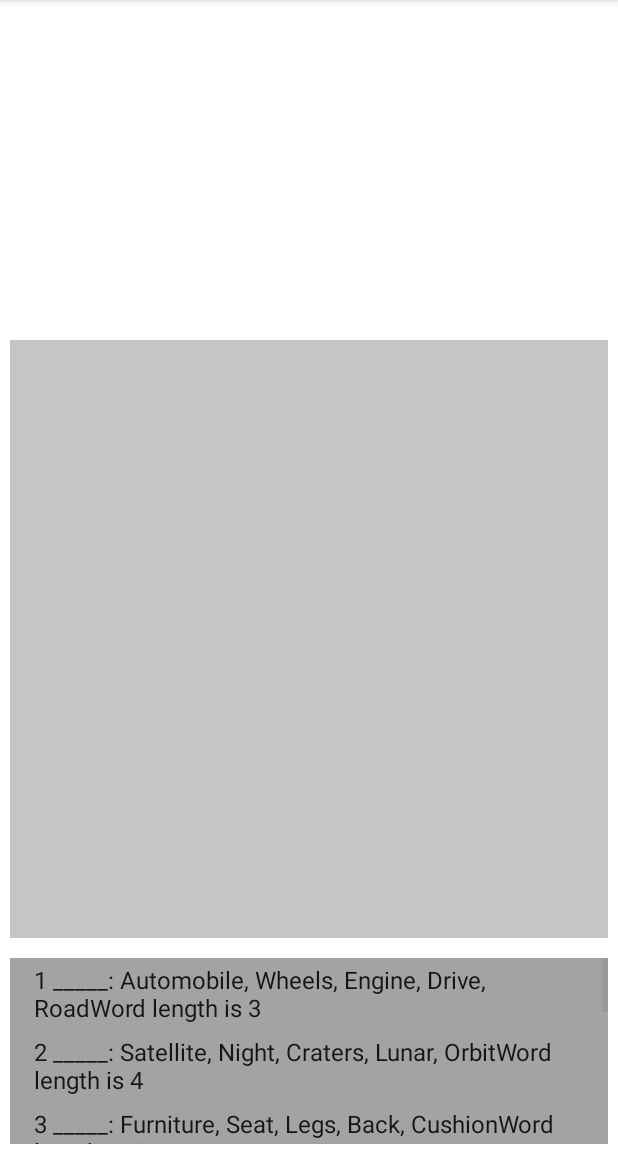
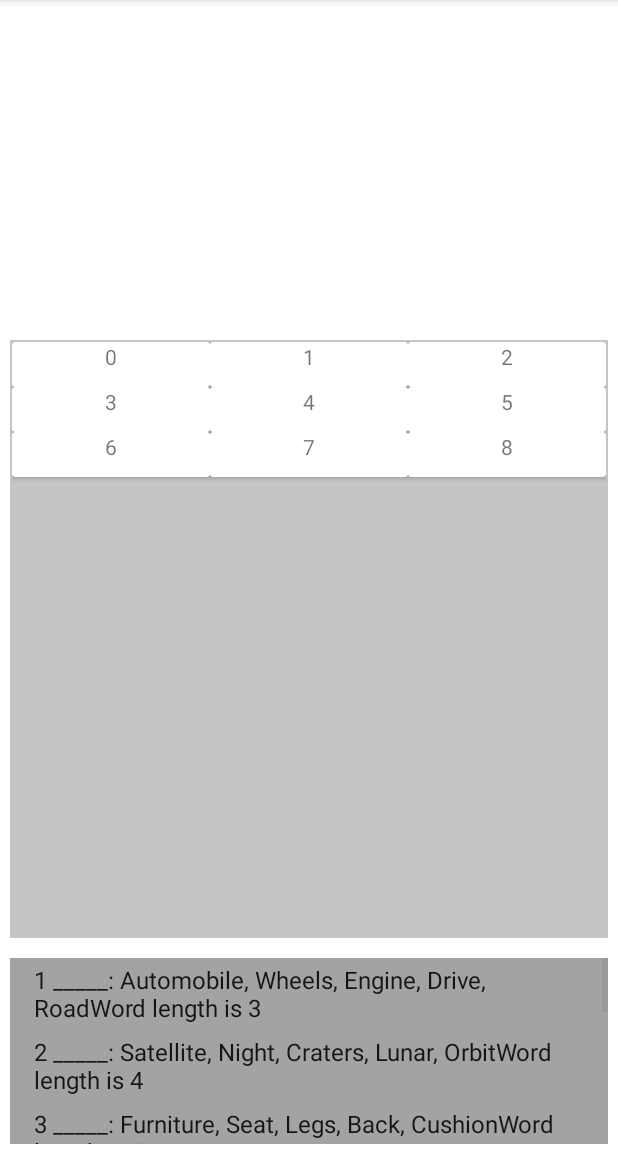
Before and after one commit to AndrewBunn00/NetworkedAndroidApp, an Android app: the GameActivity screen opened directly, with no data from a screen before it, on a phone screen of 412 x 824 dp, the part 84-1236 px from its top. Run offline under Robolectric (Android 15) with nearby library versions, the phone set to English and light mode, and no system bars.

Commit message:
Attempted to make squares in a gameboard grid

```diff
--- a/app/src/main/java/com/example/networkedcrossword/GameActivity.java
+++ b/app/src/main/java/com/example/networkedcrossword/GameActivity.java
@@ -18,17 +18,21 @@ import android.widget.GridView;
 import com.google.android.material.textfield.TextInputLayout;
 
 import java.io.IOException;
+import java.util.ArrayList;
 import java.util.HashMap;
 import java.util.Set;
 
 public class GameActivity extends AppCompatActivity {
     GridView gridView;
+    GridView testBoard;
+    GridSquareAdapter gridAdapter;
+
     @Override
     protected void onCreate(Bundle savedInstanceState) {
         super.onCreate(savedInstanceState);
         setContentView(R.layout.activity_game);
         View promptView = findViewById(R.id.promptView);
-        View gameBoardView = findViewById(R.id.gameBoard);
+        GridView gameBoardView = findViewById(R.id.gameBoard);
 
         // Get the naviation bar size
         int offset = 20;
@@ -65,6 +69,25 @@ public class GameActivity extends AppCompatActivity {
         // Center the gameBoardView between the top of the screen and the top of the promptView
         gameBoardView.setY(windowHeight - heightNavigationBar - size - heightSizeUpdated);
         gameBoardView.setX(offset/2);
+
+
+
+//        testBoard = findViewById(R.id.gameBoard);
+        // Already had as gameBoardView
+        ArrayList<GridSquareModel> allSquares = new ArrayList<GridSquareModel>();
+
+        allSquares.add(new GridSquareModel(0));
+        allSquares.add(new GridSquareModel(1));
+        allSquares.add(new GridSquareModel(2));
+        allSquares.add(new GridSquareModel(3));
+        allSquares.add(new GridSquareModel(4));
+        allSquares.add(new GridSquareModel(5));
+        allSquares.add(new GridSquareModel(6));
+        allSquares.add(new GridSquareModel(7));
+        allSquares.add(new GridSquareModel(8));
+
+        gridAdapter = new GridSquareAdapter(this, allSquares);
+        gameBoardView.setAdapter(gridAdapter);
 
 
         // Get the dictionary items and display it
@@ -105,4 +128,25 @@ public class GameActivity extends AppCompatActivity {
                     }).show();
         });
     }
+
+
+    // Initialize the board
+    private void setupBoard(int numSquares) {
+        gridAdapter = new GridSquareAdapter(this, setupSquares(numSquares));
+        testBoard = findViewById(R.id.gameBoard);
+        testBoard.setStretchMode(GridView.STRETCH_COLUMN_WIDTH);
+        testBoard.setAdapter(gridAdapter);
+    }
+
+    // Create a list of GridSquareModel objects
+    private ArrayList<GridSquareModel> setupSquares(int numSquares) {
+        ArrayList<GridSquareModel> allSquares = new ArrayList<GridSquareModel>();
+
+        for (int i = 0; i < numSquares; i++) {
+            allSquares.add(new GridSquareModel(i));
+        }
+        return allSquares;
+    }
+
+
 }
--- /dev/null
+++ b/app/src/main/java/com/example/networkedcrossword/GridSquareAdapter.java
@@ -0,0 +1,39 @@
+package com.example.networkedcrossword;
+
+import android.content.Context;
+import android.view.LayoutInflater;
+import android.view.View;
+import android.view.ViewGroup;
+import android.widget.ArrayAdapter;
+import android.widget.TextView;
+
+import androidx.annotation.NonNull;
+import androidx.annotation.Nullable;
+
+import java.util.ArrayList;
+
+// Referenced https://www.geeksforgeeks.org/gridview-in-android-with-example/ for help with adapters
+public class GridSquareAdapter extends ArrayAdapter<GridSquareModel> {
+
+    public GridSquareAdapter(@NonNull Context context, ArrayList<GridSquareModel> arrOfSquares) {
+        super(context, 0, arrOfSquares);
+    }
+
+    @NonNull
+    @Override
+    public View getView(int position, @Nullable View convView, @NonNull ViewGroup parent) {
+        View gridSquareView = convView;
+
+        if(gridSquareView == null) {
+            // inflates the stuff to be displayed in the view
+            gridSquareView = LayoutInflater.from(getContext()).inflate(R.layout.grid_square_item, parent, false);
+        }
+
+        GridSquareModel currentGridSquare = getItem(position);
+
+        TextView gridSquareTextView = gridSquareView.findViewById(R.id.squareText);
+        gridSquareTextView.setText(Integer.toString(currentGridSquare.getId()));
+
+        return gridSquareView;
+    }
+}
--- /dev/null
+++ b/app/src/main/java/com/example/networkedcrossword/GridSquareModel.java
@@ -0,0 +1,21 @@
+package com.example.networkedcrossword;
+
+// Model class is what handles data to be added to grid view items
+public class GridSquareModel {
+    int id;
+
+    //  int x, int y, String letter, String clue, String word, int wordId, int direction?
+    public GridSquareModel(int id) {
+        this.id = id;
+
+    }
+
+    public int getId() {
+        return id;
+    }
+
+    public void setId(int id) {
+        this.id = id;
+    }
+
+}
--- a/app/src/main/res/layout/activity_game.xml
+++ b/app/src/main/res/layout/activity_game.xml
@@ -23,6 +23,8 @@
         android:layout_width="413dp"
         android:layout_height="406dp"
         android:background="#C5C5C5"
+        android:numColumns="3"
+        android:padding="1dp"
         app:layout_constraintBottom_toTopOf="@+id/promptView"
         app:layout_constraintEnd_toEndOf="parent"
         app:layout_constraintStart_toStartOf="parent"
--- /dev/null
+++ b/app/src/main/res/layout/grid_square_item.xml
@@ -0,0 +1,31 @@
+<?xml version="1.0" encoding="utf-8"?>
+<androidx.cardview.widget.CardView
+    xmlns:android="http://schemas.android.com/apk/res/android"
+    android:layout_width="match_parent"
+    android:layout_height="30dp"
+    android:layout_gravity="center"
+    android:layout_margin="5dp">
+
+
+    <LinearLayout
+        android:layout_width="match_parent"
+        android:layout_height="wrap_content"
+        android:orientation="vertical">
+
+<!--        <ImageView-->
+<!--            android:id="@+id/squareImg"-->
+<!--            android:layout_width="100dp"-->
+<!--            android:layout_height="100dp"-->
+<!--            android:layout_gravity="center"-->
+<!--            android:src="@mipmap/ic_launcher" />-->
+
+        <TextView
+            android:id="@+id/squareText"
+            android:layout_width="match_parent"
+            android:layout_height="wrap_content"
+            android:layout_gravity="center"
+            android:text="@string/app_name"
+            android:textAlignment="center" />
+    </LinearLayout>
+
+</androidx.cardview.widget.CardView>
```
